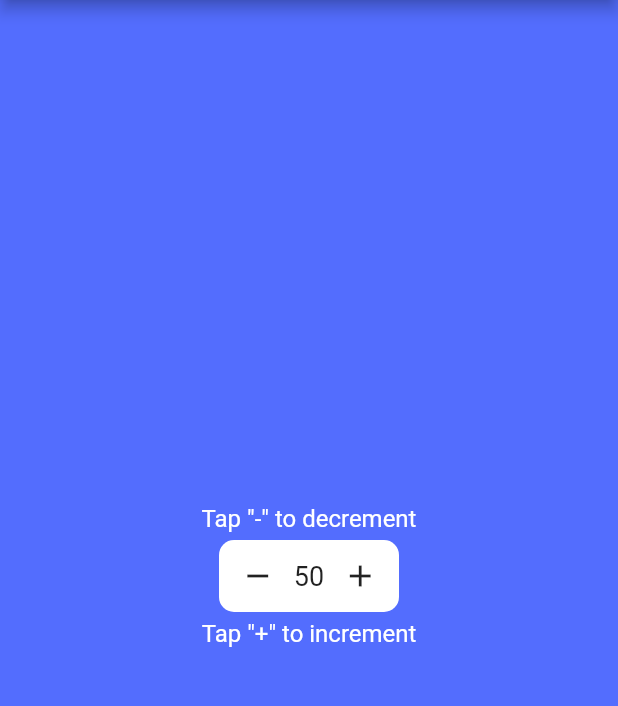
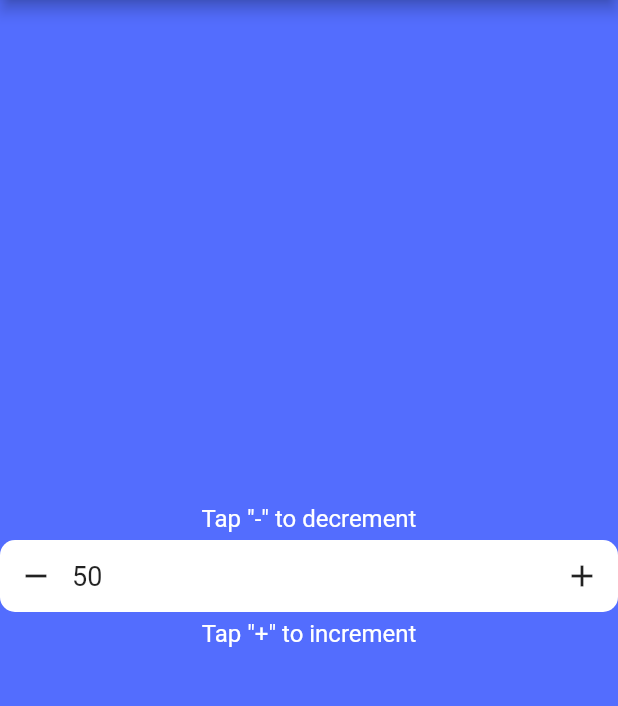
Before and after one commit to perzend/study, a Flutter app: the screen it shows after launch, on a phone screen of 412 x 824 dp, the part 84-790 px from its top. Run offline on Flutter 3.47's test engine with Material 2 defaults, Android fonts, the phone set to English and light mode, and no system bars.

```diff
--- a/kokorin/flutter/homework/hw2_counter/lib/main.dart
+++ b/kokorin/flutter/homework/hw2_counter/lib/main.dart
@@ -55,7 +55,7 @@ class _CounterWidgetState extends State<CounterWidget> {
     return Container(
       // 100 px на кнопки + 10 px на каждый символ
       // если поменять fontSize счетчика - поломается
-      width: 100 + _count.toString().length * 10,
+      //width: 100 + _count.toString().length * 10,
       margin: const EdgeInsets.symmetric(vertical: 5),
       decoration: BoxDecoration(
         color: Colors.white,
@@ -72,9 +72,11 @@ class _CounterWidgetState extends State<CounterWidget> {
             },
             icon: const Icon(Icons.remove),
           ),
-          Text(
-            '$_count',
-            style: const TextStyle(fontSize: 18),
+          Expanded(
+            child: Text(
+              '$_count',
+              style: const TextStyle(fontSize: 18),
+            ),
           ),
           IconButton(
             onPressed: () {
```
